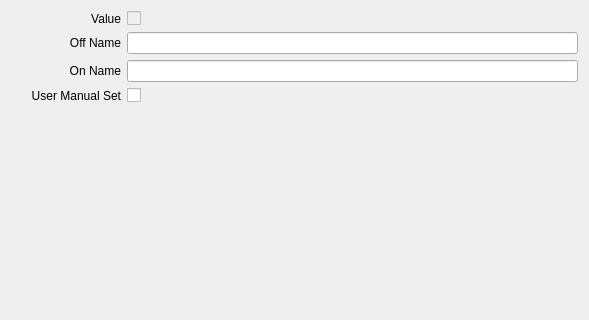
Qt form opentoolcontroller/views/BoolVarEditor.ui (OpenToolController/opentoolcontroller) before a commit; both pictures show x 0 to 589 and y 0 to 320 of the 589 by 544 pixel window.
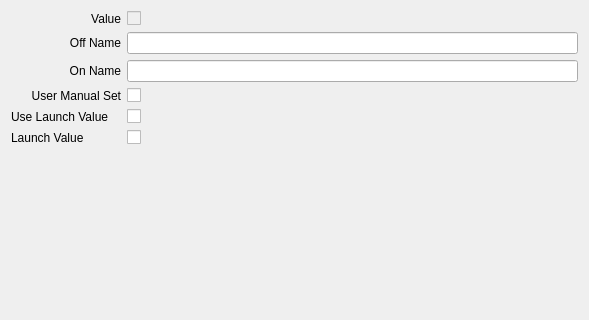
The same form after that commit.

Commit message: added launch value for var nodes

The edit to the form file:
```diff
--- a/opentoolcontroller/views/BoolVarEditor.ui
+++ b/opentoolcontroller/views/BoolVarEditor.ui
@@ -123,6 +123,34 @@
        </property>
       </widget>
      </item>
+     <item row="4" column="0">
+      <widget class="QLabel" name="label">
+       <property name="text">
+        <string>Use Launch Value</string>
+       </property>
+      </widget>
+     </item>
+     <item row="5" column="0">
+      <widget class="QLabel" name="label_5">
+       <property name="text">
+        <string>Launch Value</string>
+       </property>
+      </widget>
+     </item>
+     <item row="5" column="1">
+      <widget class="QCheckBox" name="ui_launch_value">
+       <property name="text">
+        <string/>
+       </property>
+      </widget>
+     </item>
+     <item row="4" column="1">
+      <widget class="QCheckBox" name="ui_use_launch_value">
+       <property name="text">
+        <string/>
+       </property>
+      </widget>
+     </item>
     </layout>
    </item>
    <item>
```
The commit also changes 12 other files.
